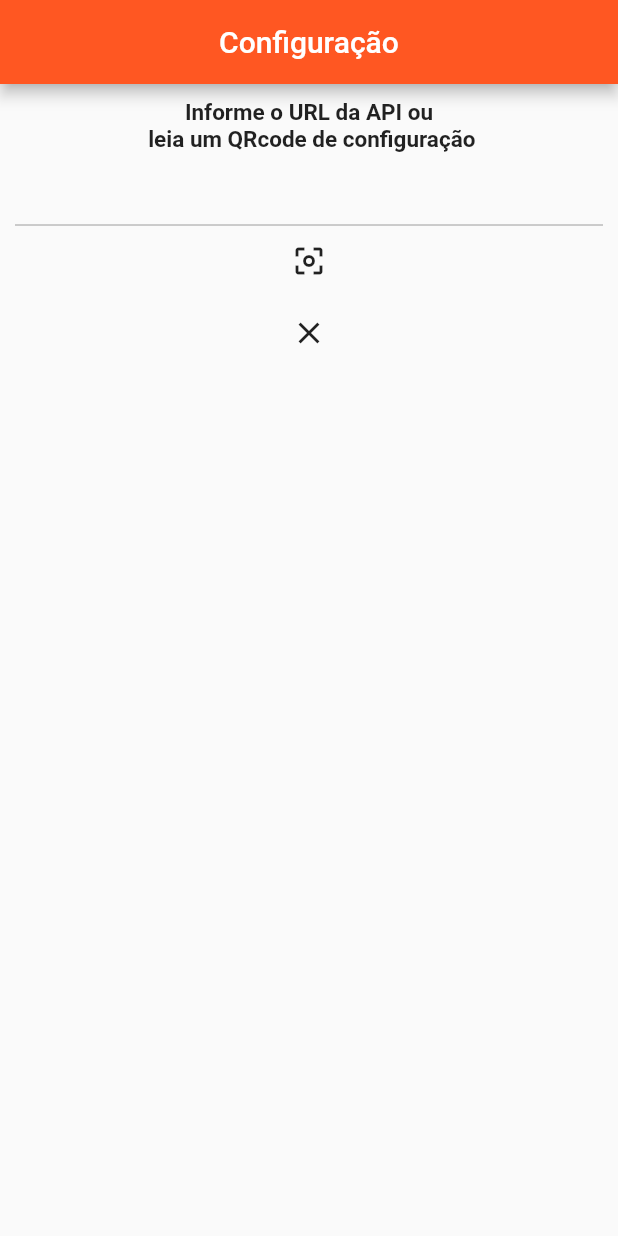
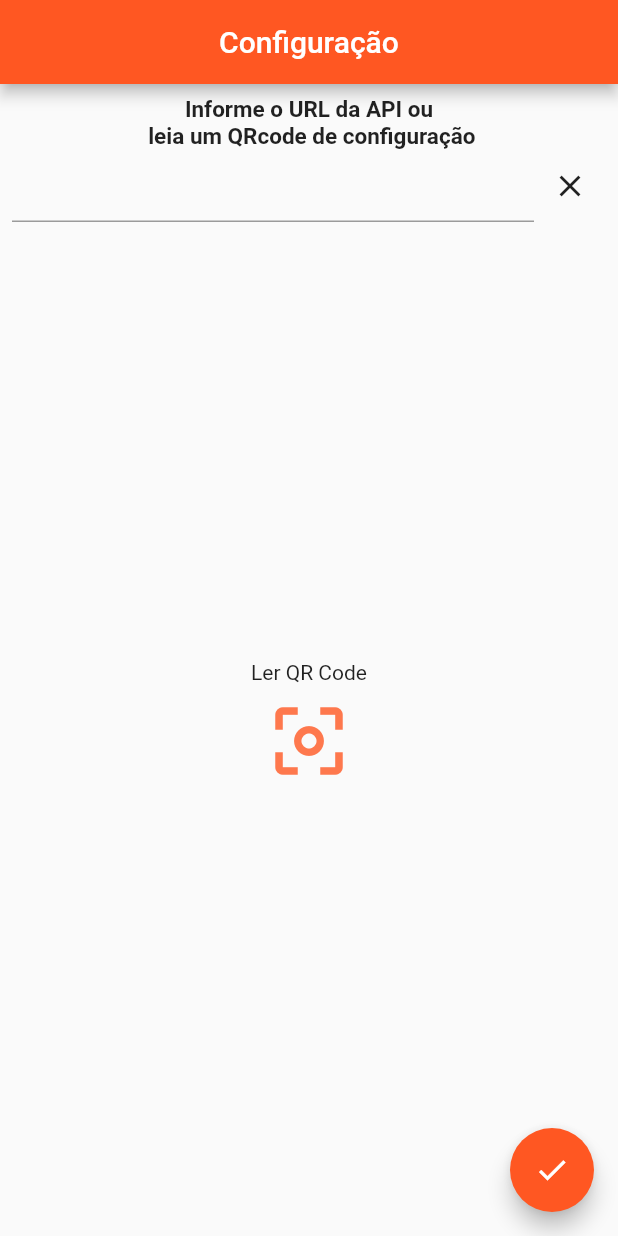
Before and after one commit to TadeuCS/Metre-Analize-flutter, a Flutter app: the screen it shows after launch, after a tap on the "clear" icon, on a phone screen of 412 x 824 dp. Run offline on Flutter 3.47's test engine with Material 2 defaults, Android fonts, the phone set to English and light mode, and no system bars; our stand-ins replace charts_flutter, shared_preferences; missing offline and left inert: qrcode_reader; accounts and stored records are empty.

```diff
--- a/lib/main.dart
+++ b/lib/main.dart
@@ -4,7 +4,7 @@ import 'package:flutter_app/screens/home_screen.dart';
 import 'package:flutter_app/screens/login_screen.dart';
 import 'package:flutter_app/screens/passwordRecuver_screen.dart';
 import 'package:flutter_app/screens/splash_screen.dart';
-import 'package:flutter_app/screens/venda_bruta_screen.dart';
+import 'package:flutter_app/screens/detalhamento_caixa.dart';
 
 void main() => runApp(MaterialApp(
       title: "Metre Analize",
@@ -19,7 +19,7 @@ void main() => runApp(MaterialApp(
         '/recovery': (context) => RecuperarSenhaScreen(),
         '/configuracao': (context) => ConfiguracaoScreen(),
         '/home': (context) => HomeScreen(),
-        '/caixa': (context) => VendaBruta(),
+        '/caixa': (context) => DetalhamentoCaixa(),
       },
       debugShowCheckedModeBanner: false,
     ));
--- a/lib/screens/configuracao_screen.dart
+++ b/lib/screens/configuracao_screen.dart
@@ -1,4 +1,5 @@
 import 'package:flutter/material.dart';
+import 'package:flutter_app/util/Session.dart';
 import 'package:qrcode_reader/qrcode_reader.dart';
 
 class ConfiguracaoScreen extends StatefulWidget {
@@ -8,6 +9,7 @@ class ConfiguracaoScreen extends StatefulWidget {
 
 class _ConfiguracaoScreenState extends State<ConfiguracaoScreen> {
   final TextEditingController _urlApi = TextEditingController();
+
   @override
   void initState() {
     super.initState();
@@ -15,36 +17,72 @@ class _ConfiguracaoScreenState extends State<ConfiguracaoScreen> {
 
   @override
   Widget build(BuildContext context) {
+    _urlApi.text = "http://metre.ddns.net/services/analize/";
     return Scaffold(
       appBar: AppBar(
         title: Text("Configuração"),
         centerTitle: true,
+//        actions: <Widget>[
+//          IconButton(icon: Icon(Icons.save), onPressed: (){})
+//        ],
       ),
       body: Container(
-        padding: const EdgeInsets.all(10),
+        padding: const EdgeInsets.all(8),
         child: Column(
-          crossAxisAlignment: CrossAxisAlignment.stretch,
+          children: <Widget>[
+            Flexible(
+              child: Column(
                 children: <Widget>[
                   Text(
                     "Informe o URL da API ou\n leia um QRcode de configuração",
                     textAlign: TextAlign.center,
                     style: TextStyle(fontSize: 15, fontWeight: FontWeight.w600),
                   ),
-            TextField(
+                  Row(
+                    children: <Widget>[
+                      Expanded(
+                        child: TextField(
+                          textAlign: TextAlign.center,
                           controller: _urlApi,
-              enabled: false,
+//                          enabled: false,
+                        ),
                       ),
                       IconButton(
+                          icon: Icon(Icons.clear),
+                          onPressed: () {
+                            _urlApi.clear();
+                          })
+                    ],
+                  ),
+                ],
+              ),
+            ),
+            Flexible(
+              child: Column(
+                children: <Widget>[
+                  Text("Ler QR Code"),
+                  IconButton(
+                      iconSize: 60,
+                      color: Theme.of(context).primaryColor.withOpacity(0.8),
                       icon: Icon(Icons.center_focus_weak),
                       onPressed: () {
                         scan();
                       }),
-            IconButton(icon: Icon(Icons.clear), onPressed: (){
-              _urlApi.clear();
-            })
                 ],
               ),
             ),
+          ],
+        ),
+      ),
+      floatingActionButton: FloatingActionButton(
+          backgroundColor: Theme.of(context).primaryColor,
+          child: Icon(Icons.check),
+          onPressed: () {
+            setState(() {
+              Session().prefs.setString("urlApi", _urlApi.text);
+              Navigator.pushReplacementNamed(context, "/");
+            });
+          }),
     );
   }
 
@@ -56,8 +94,8 @@ class _ConfiguracaoScreenState extends State<ConfiguracaoScreen> {
         .setHandlePermissions(true) // default true
         .setExecuteAfterPermissionGranted(true) // default true
         .scan()
-          .then((text){
-         _urlApi.text=text;
+        .then((text) {
+      _urlApi.text = text;
     });
   }
 }
--- a/lib/screens/splash_screen.dart
+++ b/lib/screens/splash_screen.dart
@@ -16,37 +16,46 @@ class _SplashScreenState extends State<SplashScreen> {
   }
 
   _validaLogin() async {
+    //cria sessão se não existir uma
     if (Session() == null) {
+      print('Nova Session');
       Session session = Session();
     }
+    // Instancia um usuárioModel se não existir um na sessão para receber o
+    // usuário logado.
     if (Session().usuarioModel == null) {
+      print('Novo UsuarioModel');
       Session().usuarioModel = UsuarioModel();
     }
-    /*
-      * Ao logar se não tiver a url do gestão salvas na memória do aparelho,
-        abrir tela para configurar lendo um QRcode gerado pelo Metre SG do cliente.
-      * Fazer aqui a função de carregar os dados do ultimo login do json salvo
-        no aparelho do usuário, se os dados estiverem preenchidos tentar efetuar
-        o login, e redirecionar para home se login com sucesso.
-    */
+
+    //carrega informações gravadas na memória do celular
     Session().prefs = await SharedPreferences.getInstance();
     String usuario = await Session().prefs.getString("usuario");
     String senha = await Session().prefs.getString("senha");
+    String urlApi = await Session().prefs.getString("urlApi");
 
-    if (Session().apiUrl == null || Session().apiUrl.isEmpty) {
+    //valida se a url da API está configurada.
+    if (urlApi == null) {
       print('vai pra config');
       Navigator.pushReplacementNamed(context, "/configuracao");
-    } else if (usuario == null || senha == null) {
+    } else {
+      Session().apiUrl = urlApi;
+      print('URL API: ${Session().apiUrl}');
+      //valida usuário já logado.
+      if (usuario == null || senha == null) {
         print('vai pro login');
         Navigator.pushReplacementNamed(context, "/login");
       } else {
         bool autorizado = await Session().usuarioModel.login(usuario, senha);
+        //se usuário estiver com senha inválida ou não existir, direciona
+        // para o login
         if (autorizado) {
           print('vai pra home');
           Navigator.pushReplacementNamed(context, "/home");
         } else {
           print('vai pra login2');
           Navigator.pushReplacementNamed(context, "/login");
+        }
       }
     }
   }
--- a/lib/widgets/tab_home.dart
+++ b/lib/tabs/tab_caixas_abertos.dart
@@ -3,7 +3,7 @@ import 'package:flutter_app/model/CaixaModel.dart';
 import 'package:flutter_app/widgets/card_caixa_aberto.dart';
 import 'package:scoped_model/scoped_model.dart';
 
-class HomePage extends StatelessWidget {
+class CaixaAbertoTab extends StatelessWidget {
 
   @override
   Widget build(BuildContext context) {
--- a/lib/widgets/tab_caixas.dart
+++ b/lib/tabs/tab_caixas_encerrados.dart
@@ -3,7 +3,7 @@ import 'package:flutter_app/model/CaixaModel.dart';
 import 'package:flutter_app/widgets/card_caixa_fechado.dart';
 import 'package:scoped_model/scoped_model.dart';
 
-class CaixasPage extends StatelessWidget {
+class CaixaEncerradoTab extends StatelessWidget {
   @override
   Widget build(BuildContext context) {
     return ScopedModelDescendant<CaixaModel>(builder: (context, child, model) {
--- a/lib/util/Session.dart
+++ b/lib/util/Session.dart
@@ -4,14 +4,13 @@ import 'package:shared_preferences/shared_preferences.dart';
 
 class Session {
 
-//  String apiUrl = "http://metre.ddns.net/services/analize/";
+  UsuarioModel usuarioModel;
+  CaixaModel caixaModel;
   String apiUrl;
   SharedPreferences prefs;
   final Map<String, String> requestHeaders = {
     'content-type': 'application/json'
   };
-  UsuarioModel usuarioModel;
-  CaixaModel caixaModel;
 
   Session._privateConstructor();
 
```
Also changed, not shown: lib/model/CaixaModel.dart (+9 -9 lines), lib/pages/vendas_por_grupos.dart (+20 -23 lines), lib/pages/vendas_por_produtos.dart (+20 -23 lines), lib/pages/vendas_por_subgrupos.dart (+20 -22 lines), lib/screens/detalhamento_caixa.dart (renamed from lib/screens/venda_bruta_screen.dart, +41 -41 lines), lib/screens/home_screen.dart (+52 -43 lines), lib/widgets/card_caixa_fechado.dart (+30 -3 lines), lib/widgets/dialog_filtro.dart (+2 -22 lines), pubspec.lock. Lines whose indentation alone changed are shown as unchanged.
